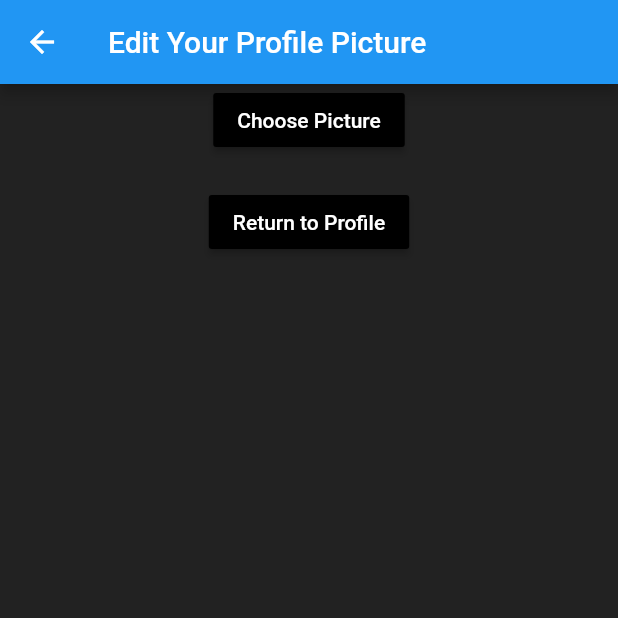
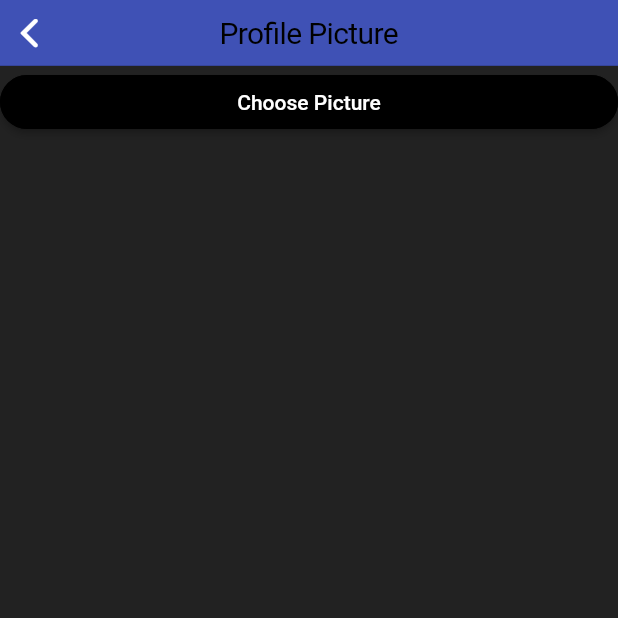
Before and after one commit to philalem/tutorial_app, a Flutter app: the UploadProfile screen opened directly, on a phone screen of 412 x 824 dp, the top half of it. Run offline on Flutter 3.47's test engine with Material 2 defaults, Android fonts, the phone set to English and light mode, and no system bars; our stand-ins replace camera, cloud_firestore, firebase_auth, firebase_storage, google_fonts, image_picker and 1 more; missing offline and left inert: algolia; accounts and stored records are empty.

Commit message:
fixed the dynamic profile errors

```diff
--- a/lib/profile/UploadProfile.dart
+++ b/lib/profile/UploadProfile.dart
@@ -1,8 +1,10 @@
 import 'dart:io';
 
 import 'package:creaid/profile/profilePhotoService.dart';
+import 'package:creaid/utility/creaidButton.dart';
 import 'package:creaid/utility/user.dart';
 import 'package:firebase_storage/firebase_storage.dart';
+import 'package:flutter/cupertino.dart';
 import 'package:flutter/material.dart';
 import 'package:image_picker/image_picker.dart';
 import 'package:provider/provider.dart';
@@ -24,27 +26,40 @@ class _UploadProfileState extends State<UploadProfile> {
 
     return Scaffold(
       backgroundColor: Colors.black87,
-      appBar: AppBar(
-        title: Text('Edit Your Profile Picture'),
+      appBar: CupertinoNavigationBar(
+        padding: EdgeInsetsDirectional.only(end: 0, start: 0),
+        backgroundColor: Colors.indigo,
+        middle: Text(
+          'Profile Picture',
+          style: TextStyle(
+            fontSize: 20,
+            fontWeight: FontWeight.normal,
+          ),
+        ),
       ),
       key: _scaffoldKey,
-      body: Column(children: <Widget>[
-        RaisedButton(
+      body: Center(
+        child: Column(
+          children: <Widget>[
+            CreaidButton(
               color: Colors.black,
-            child: Text(
+              children: <Widget>[
+                Text(
                   'Choose Picture',
-              style: TextStyle(color: Colors.white),
                 ),
+              ],
               onPressed: () {
                 chooseFile();
-            }),
+              },
+            ),
             _image != null
-            ? RaisedButton(
+                ? CreaidButton(
                     color: Colors.black,
-                child: Text(
+                    children: <Widget>[
+                      Text(
                         'Upload Picture',
-                  style: TextStyle(color: Colors.white),
                       ),
+                    ],
                     onPressed: () async {
                       await uploadFile();
                       print(_uploadedFileURL);
@@ -56,18 +71,10 @@ class _UploadProfileState extends State<UploadProfile> {
                         _showDialog();
                       }
                     })
-            : new Container(),
-        SizedBox(height: 20.0),
-        _uploadedFileURL == null
-            ? RaisedButton(
-                color: Colors.black,
-                child: Text('Return to Profile',
-                    style: TextStyle(color: Colors.white)),
-                onPressed: () {
-                  Navigator.pop(context, true);
-                })
-            : Container()
-      ]),
+                : Container(),
+          ],
+        ),
+      ),
     );
   }
 
@@ -91,17 +98,37 @@ class _UploadProfileState extends State<UploadProfile> {
   }
 
   void _showDialog() {
+    if (Platform.isAndroid) {
       showDialog(
         context: _scaffoldKey.currentContext,
         builder: (BuildContext context) {
           // return object of type Dialog
           return AlertDialog(
-          title: new Text("Upload failed"),
-          content: new Text("Try Again"),
+            title: Text("Upload failed"),
+            content: Text("Try Again"),
             actions: <Widget>[
               // usually buttons at the bottom of the dialog
-            new FlatButton(
-              child: new Text("Close"),
+              FlatButton(
+                child: Text("Close"),
+                onPressed: () {
+                  Navigator.of(context).pop();
+                },
+              ),
+            ],
+          );
+        },
+      );
+    } else {
+      showCupertinoDialog(
+        context: _scaffoldKey.currentContext,
+        builder: (BuildContext context) {
+          // return object of type Dialog
+          return CupertinoAlertDialog(
+            title: Text("Upload failed. Please try again."),
+            actions: <Widget>[
+              // usually buttons at the bottom of the dialog
+              CupertinoDialogAction(
+                child: Text("okay"),
                 onPressed: () {
                   Navigator.of(context).pop();
                 },
@@ -112,3 +139,4 @@ class _UploadProfileState extends State<UploadProfile> {
       );
     }
   }
+}
```
Also changed, not shown: lib/profile/dynamicProfile.dart (+18 -4 lines). Lines whose indentation alone changed are shown as unchanged.
